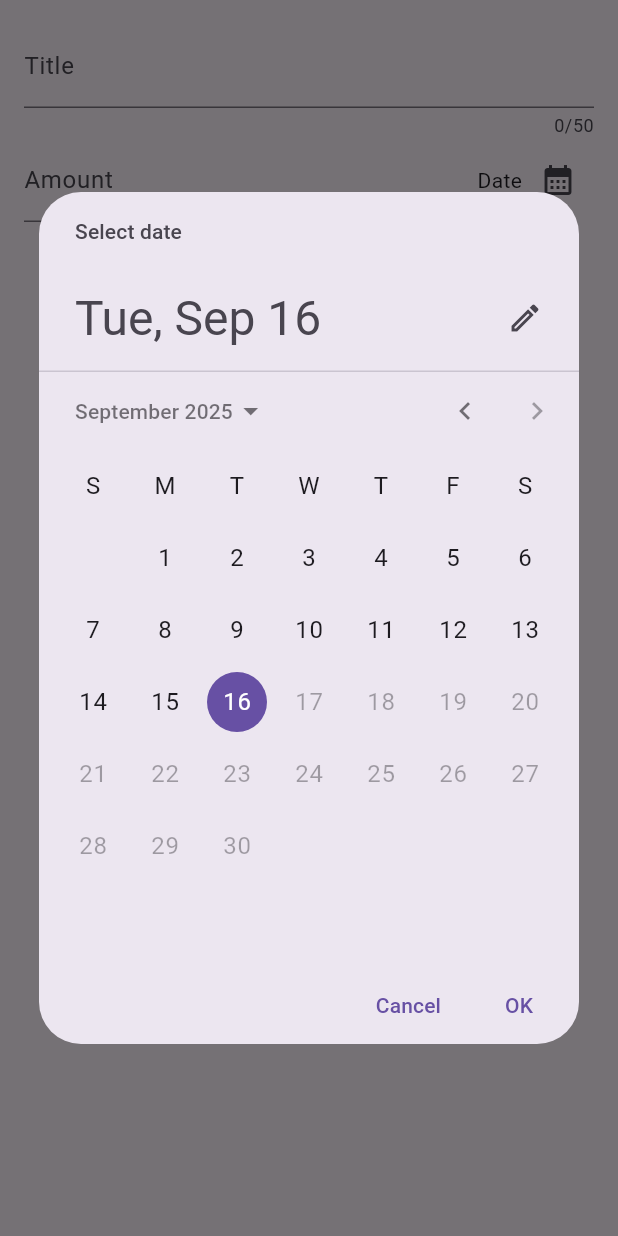
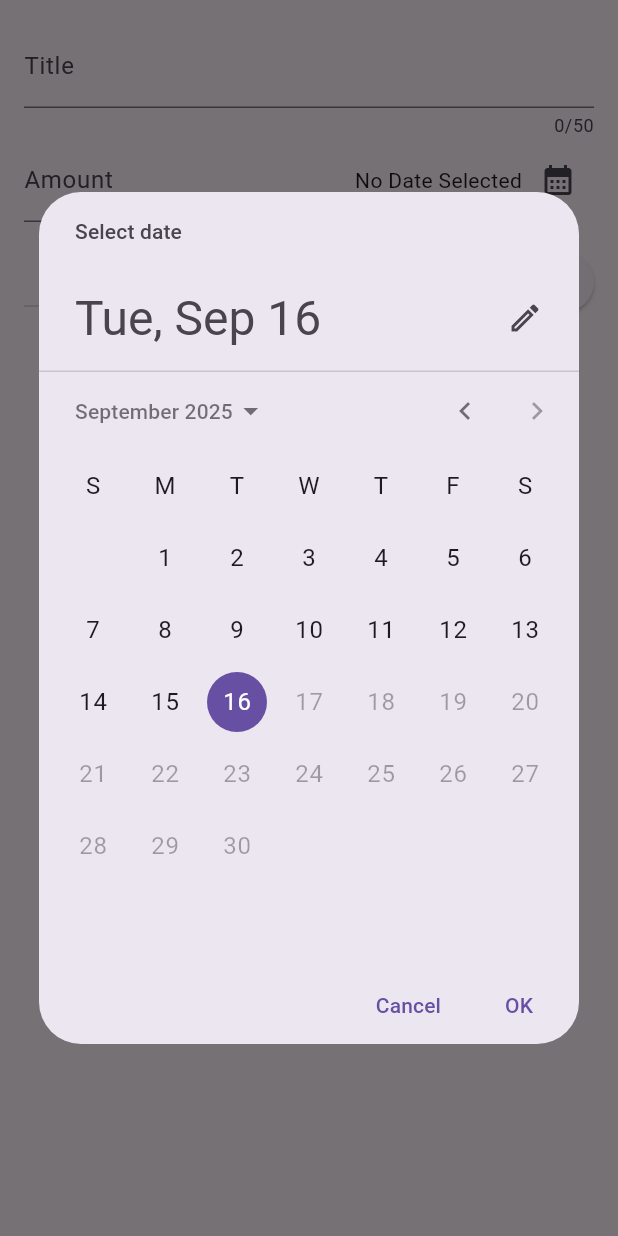
Before and after one commit to YigitErzen/flutter_course_expense_tracker_app, a Flutter app: the NewExpense widget shown alone on an empty page, opened directly, after a tap on the "calendar month" icon, on a phone screen of 412 x 824 dp. Run offline on Flutter 3.47's test engine with Material 3 defaults, Android fonts, the phone set to English and light mode, and no system bars.

Commit message:
Add date picker and category selection to NewExpense widget

```diff
--- a/lib/widgets/new_expense.dart
+++ b/lib/widgets/new_expense.dart
@@ -1,4 +1,5 @@
 import 'package:flutter/material.dart';
+import  'package:expense_tracker/models/expense.dart';
 
 class NewExpense extends StatefulWidget {
   const NewExpense({super.key});
@@ -13,6 +14,8 @@ class _NewExpenseState extends State<NewExpense> {
 
   final _titleController = TextEditingController();
   final _amountController = TextEditingController();
+  DateTime? _selectedDate;
+  Category _selectedCategory = Category.leisure;
   @override
   void dispose() {
     _titleController.dispose();
@@ -20,15 +23,18 @@ class _NewExpenseState extends State<NewExpense> {
     super.dispose();
   }
 
-  void _PresentDatePicker(){
+  void _PresentDatePicker() async{
     final now = DateTime.now();
     final firstDate = DateTime(now.year - 1, now.month, now.day);
-    showDatePicker(
+    final pickedDate = await showDatePicker(
       context: context,
       initialDate: now,
       firstDate: firstDate,
       lastDate: now,
     );
+    setState(() {
+      _selectedDate = pickedDate;
+    });
   }
   @override
   Widget build(BuildContext context) {
@@ -58,7 +64,7 @@ class _NewExpenseState extends State<NewExpense> {
                   mainAxisAlignment: MainAxisAlignment.end,
                   crossAxisAlignment: CrossAxisAlignment.center,
                   children: [
-                    Text('Date'),
+                    Text(_selectedDate == null ? 'No Date Selected' : formatter.format(_selectedDate!)),
                     IconButton(
                       onPressed: () {
                         _PresentDatePicker();
@@ -70,12 +76,27 @@ class _NewExpenseState extends State<NewExpense> {
               )
             ],
           ),
+          const SizedBox(height: 16,),
           Row(children: [
-            TextButton  (
-              onPressed: () {
-                Navigator.pop(context);
-              },
-              child: const Text('Cancel'),
+            DropdownButton(items: Category.values.map((category) => DropdownMenuItem(
+              value: category,
+              child: Text(category.name.toUpperCase()),
+            )).toList(),
+            onChanged: (value) {
+              setState(() {
+                if (value == null) {
+                  return;
+                }
+                _selectedCategory = value;
+              });
+            },
+          ),
+          const Spacer(),
+          TextButton(
+            onPressed: () {
+              Navigator.pop(context);
+            },
+            child: const Text('Cancel'),
             ),
             ElevatedButton(
               onPressed: () {
```
